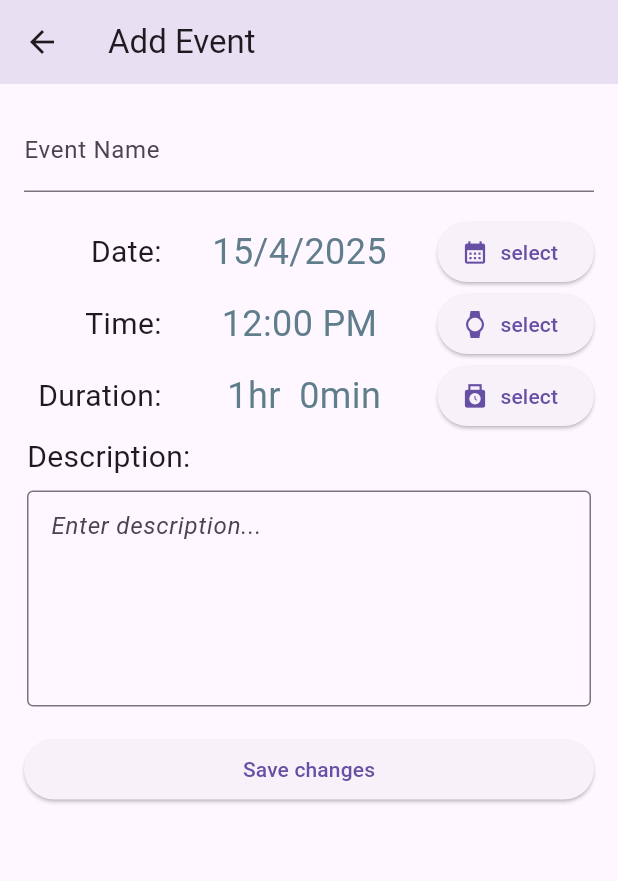
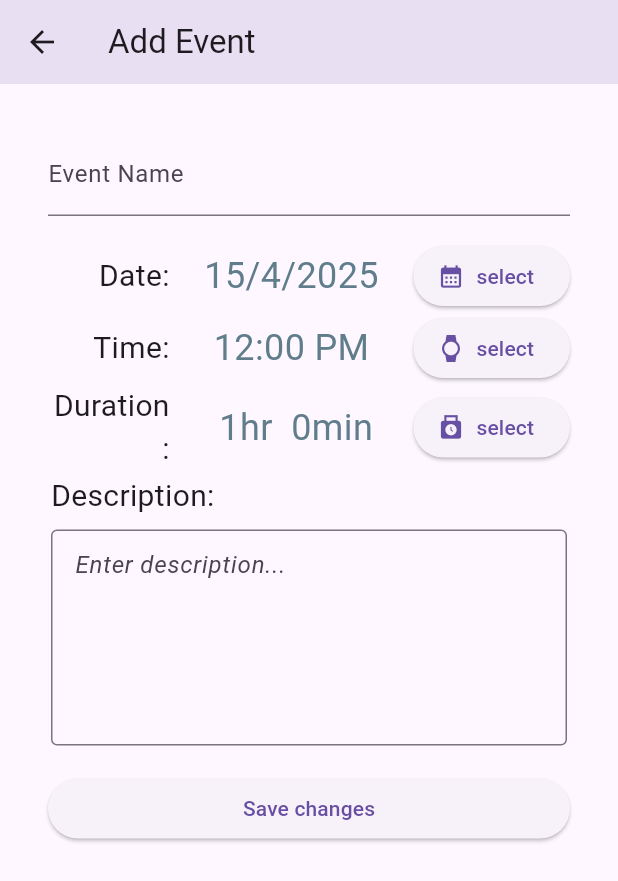
Before and after one commit to Kiu82012/FYP_202425_TaskManagementMobileApp, a Flutter app: the screen it shows after launch, after a tap on the "add" icon, on a phone screen of 412 x 824 dp. Shown: the top 881 px of the screen. Run offline on Flutter 3.47's test engine with Material 3 defaults, Android fonts, the phone set to English and light mode, and no system bars; our stand-ins replace avatar_glow, calendar_view, camera, flutter_slidable, google_generative_ai, hive and 3 more; missing offline and left inert: duration_picker, speech_to_text_continuous; accounts and stored records are empty; statements that could not run were skipped.

```diff
--- a/fyp/lib/AddEvent.dart
+++ b/fyp/lib/AddEvent.dart
@@ -103,7 +103,10 @@ class _AddEventState extends State<AddEvent> {
         padding: const EdgeInsets.all(16.0),
         child: Form(
           key: _formKey,
-          child: Column(
+          child: ListView(
+            shrinkWrap: true,
+            physics: AlwaysScrollableScrollPhysics(),
+            padding: EdgeInsets.all(16),
             children: <Widget>[
                 TextFormField(
                   controller: _eventNameController,
```
Lines whose indentation alone changed are shown as unchanged.
